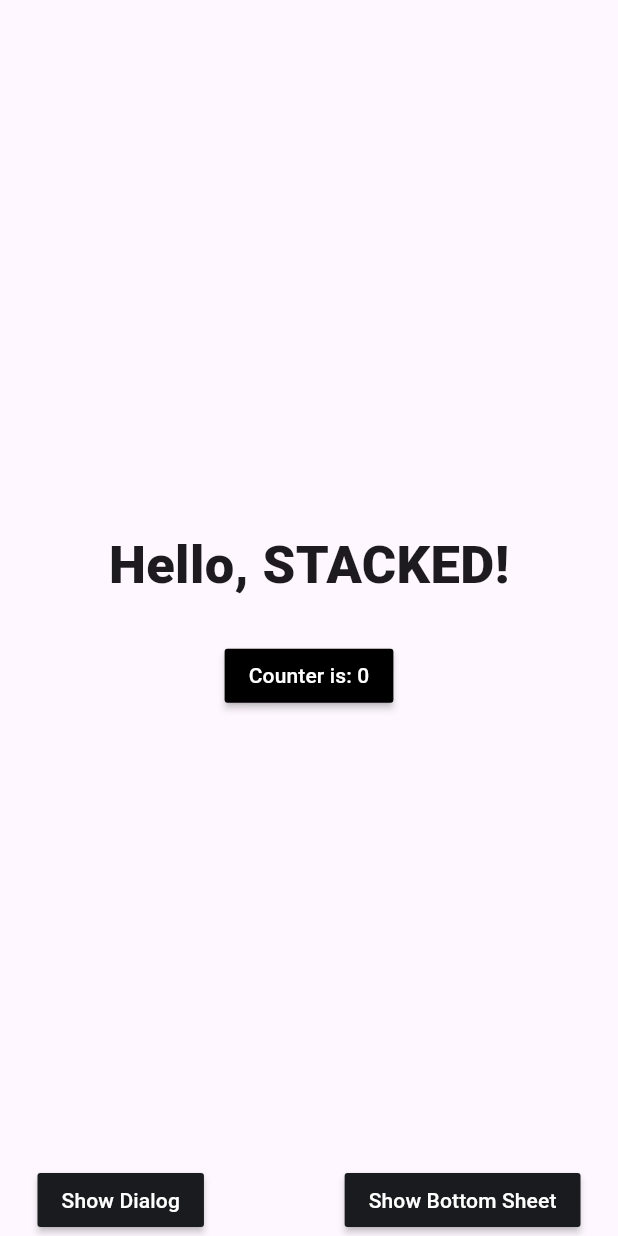
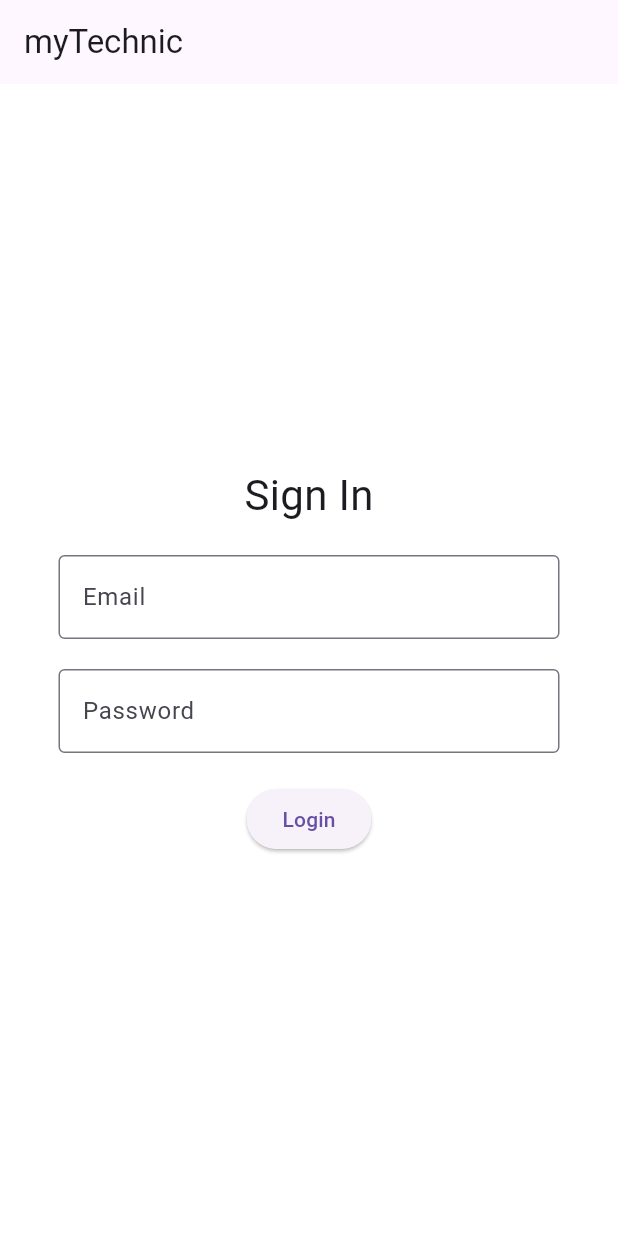
Before and after one commit to aysunay/stackedproject, a Flutter app: the screen it shows after launch, on a phone screen of 412 x 824 dp. Run offline on Flutter 3.47's test engine with Material 3 defaults, Android fonts, the light colour scheme and no system bars; our stand-ins replace stacked, stacked_services, stacked_shared.

Commit message:
main.dart updated

```diff
--- a/lib/main.dart
+++ b/lib/main.dart
@@ -1,28 +1,59 @@
 import 'package:flutter/material.dart';
-import 'package:stackedproject/app/app.bottomsheets.dart';
-import 'package:stackedproject/app/app.dialogs.dart';
-import 'package:stackedproject/app/app.locator.dart';
-import 'package:stackedproject/app/app.router.dart';
-import 'package:stacked_services/stacked_services.dart';
 
-Future<void> main() async {
-  WidgetsFlutterBinding.ensureInitialized();
-  await setupLocator();
-  setupDialogUi();
-  setupBottomSheetUi();
-  runApp(const MainApp());
+void main() {
+  runApp(const MyApp());
 }
 
-class MainApp extends StatelessWidget {
-  const MainApp({super.key});
+class MyApp extends StatelessWidget {
+  const MyApp({super.key});
 
   @override
   Widget build(BuildContext context) {
     return MaterialApp(
-      initialRoute: Routes.startupView,
-      onGenerateRoute: StackedRouter().onGenerateRoute,
-      navigatorKey: StackedService.navigatorKey,
-      navigatorObservers: [StackedService.routeObserver],
+      debugShowCheckedModeBanner: false,
+      home: Scaffold(
+        backgroundColor: Colors.white,
+        appBar: AppBar(
+          title: const Text('myTechnic'),
+        ),
+        body: Center(
+          child: SizedBox(
+            width: 350,
+            child: Column(
+              mainAxisAlignment: MainAxisAlignment.center,
+              children: [
+                const Text('Sign In', style: TextStyle(fontSize: 28)),
+                const SizedBox(height: 20),
+                Padding(
+                  padding: const EdgeInsets.symmetric(horizontal: 8),
+                  child: TextField(
+                    decoration: InputDecoration(
+                      labelText: 'Email',
+                      border: OutlineInputBorder(),
+                    ),
+                  ),
+                ),
+                const SizedBox(height: 20),
+                Padding(
+                  padding: const EdgeInsets.symmetric(horizontal: 8),
+                  child: TextField(
+                    decoration: InputDecoration(
+                      labelText: 'Password',
+                      border: OutlineInputBorder(),
+                    ),
+                    obscureText: true,
+                  ),
+                ),
+                const SizedBox(height: 20),
+                ElevatedButton(
+                  onPressed: () {},
+                  child: const Text('Login'),
+                ),
+              ],
+            ),
+          ),
+        ),
+      ),
     );
   }
 }
```
